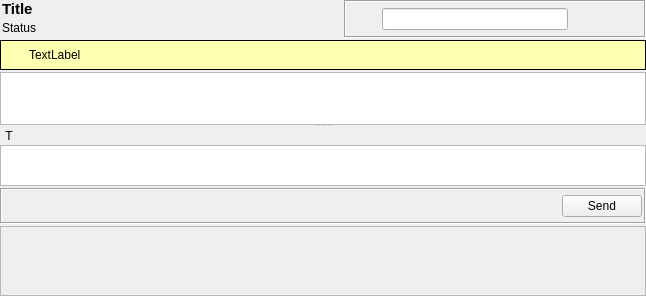
Qt form retroshare-gui/src/gui/chat/ChatWidget.ui (RetroShare/RetroShare) before a commit.
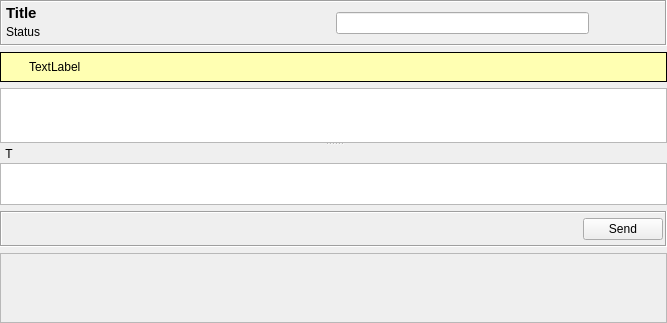
The same form after that commit. Icons and pictures are not drawn. Custom widgets are drawn as their Qt base class.

Commit message: * Moved to Display the Video Widget on the right side

What changed in the file:
```diff
--- a/retroshare-gui/src/gui/chat/ChatWidget.ui
+++ b/retroshare-gui/src/gui/chat/ChatWidget.ui
@@ -6,20 +6,32 @@
    <rect>
     <x>0</x>
     <y>0</y>
-    <width>646</width>
-    <height>296</height>
+    <width>667</width>
+    <height>323</height>
    </rect>
   </property>
-  <layout class="QVBoxLayout" name="verticalLayout_2">
-   <property name="spacing">
-    <number>2</number>
-   </property>
+  <layout class="QGridLayout" name="gridLayout">
    <property name="margin">
     <number>0</number>
    </property>
-   <item>
+   <item row="0" column="1" rowspan="5">
+    <layout class="QVBoxLayout" name="verticalLayout_2"/>
+   </item>
+   <item row="0" column="0">
     <layout class="QHBoxLayout" name="hTitleLayout">
      <item>
+      <widget class="QFrame" name="titleBarFrame">
+       <property name="frameShape">
+        <enum>QFrame::Box</enum>
+       </property>
+       <property name="frameShadow">
+        <enum>QFrame::Sunken</enum>
+       </property>
+       <layout class="QHBoxLayout" name="hlTitleBarFrame">
+        <property name="margin">
+         <number>2</number>
+        </property>
+        <item>
       <layout class="QVBoxLayout" name="titleLayout">
        <property name="spacing">
         <number>3</number>
@@ -65,30 +77,18 @@
       </layout>
      </item>
      <item>
-      <spacer>
+         <spacer name="horizontalSpacer">
        <property name="orientation">
         <enum>Qt::Horizontal</enum>
        </property>
        <property name="sizeHint" stdset="0">
         <size>
-         <width>190</width>
-         <height>25</height>
+            <width>40</width>
+            <height>20</height>
         </size>
        </property>
       </spacer>
      </item>
-     <item>
-      <widget class="QFrame" name="titleBarFrame">
-       <property name="frameShape">
-        <enum>QFrame::Box</enum>
-       </property>
-       <property name="frameShadow">
-        <enum>QFrame::Sunken</enum>
-       </property>
-       <layout class="QHBoxLayout" name="hlTitleBarFrame">
-        <property name="margin">
-         <number>2</number>
-        </property>
         <item>
          <widget class="QToolButton" name="markButton">
           <property name="sizePolicy">
@@ -234,7 +234,14 @@
      </item>
     </layout>
    </item>
-   <item>
+   <item row="4" column="0">
+    <widget class="HashBox" name="hashBox">
+     <property name="widgetResizable">
+      <bool>true</bool>
+     </property>
+    </widget>
+   </item>
+   <item row="1" column="0">
     <widget class="QFrame" name="infoFrame">
      <property name="palette">
       <palette>
@@ -373,7 +380,7 @@
      </layout>
     </widget>
    </item>
-   <item>
+   <item row="2" column="0">
     <widget class="QSplitter" name="chatsplitter">
      <property name="orientation">
       <enum>Qt::Vertical</enum>
@@ -465,7 +472,7 @@
      </widget>
     </widget>
    </item>
-   <item>
+   <item row="3" column="0">
     <widget class="QFrame" name="toolBarFrame">
      <property name="frameShape">
       <enum>QFrame::Box</enum>
@@ -709,13 +716,6 @@
      </layout>
     </widget>
    </item>
-   <item>
-    <widget class="HashBox" name="hashBox">
-     <property name="widgetResizable">
-      <bool>true</bool>
-     </property>
-    </widget>
-   </item>
   </layout>
   <action name="actionBold">
    <property name="text">
```
Lines whose indentation alone changed are shown as unchanged. The commit also changes 3 other files.
